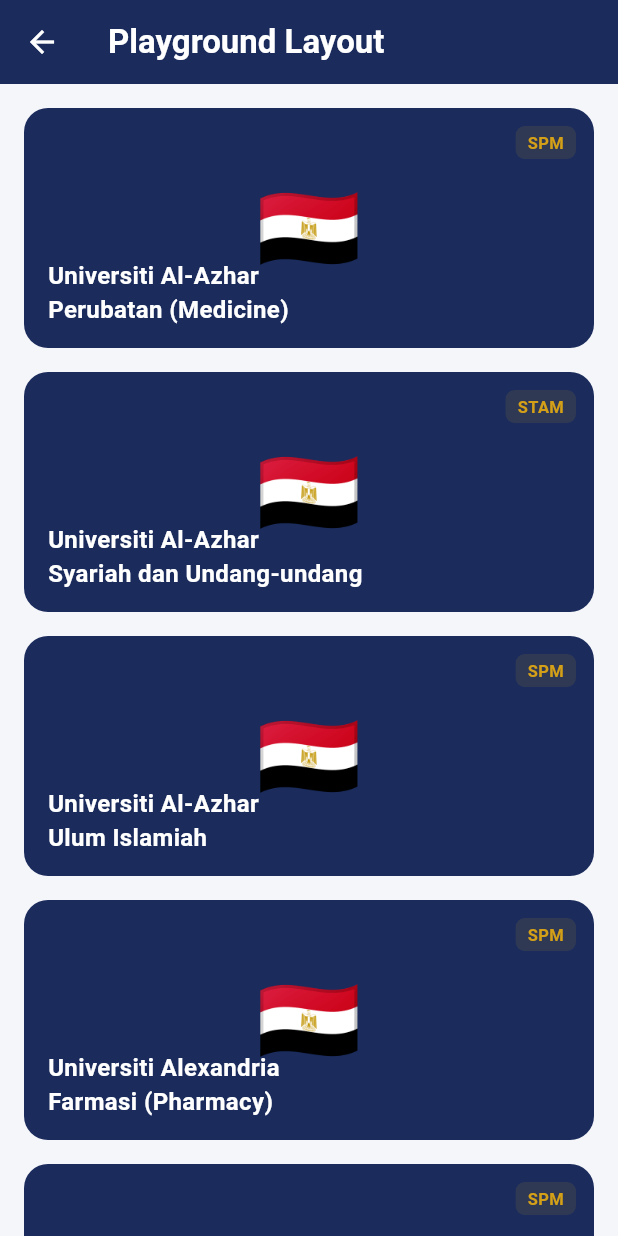
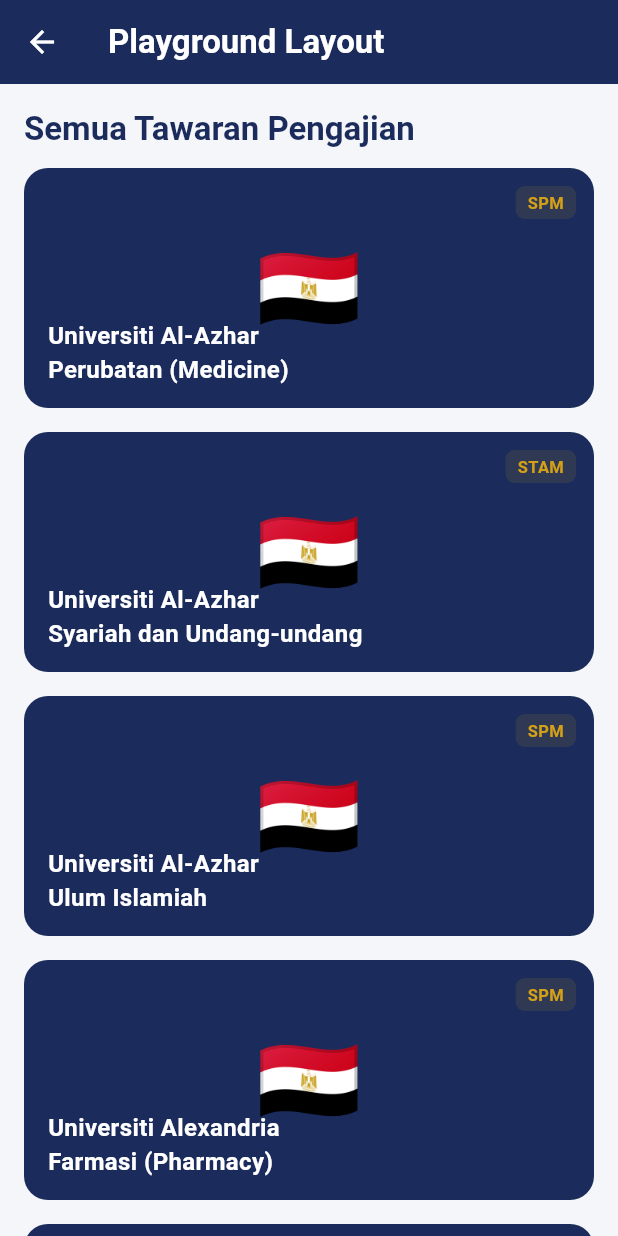
Before and after one commit to mfmz78-coder/ujian_flutter, a Flutter app: the LayoutPlaygroundScreen screen opened directly, on a phone screen of 412 x 824 dp. Run offline on Flutter 3.47's test engine with Material 3 defaults, Android fonts, the phone set to English and light mode, and no system bars; statements that could not run were skipped.

Commit message:
Auto-save: lib/screens/layout_playground_screen.dart

```diff
--- a/lib/screens/layout_playground_screen.dart
+++ b/lib/screens/layout_playground_screen.dart
@@ -14,6 +14,11 @@
       body: ListView(
         padding: const EdgeInsets.all(16),
         children: [
+          Text(
+            'Semua Tawaran Pengajian',
+            style: Theme.of(context).textTheme.titleLarge,
+          ),
+          const SizedBox(height: 12),
           for (final p in sampleProgrammes)
             Padding(
               padding: const EdgeInsets.only(bottom: 16),
```
